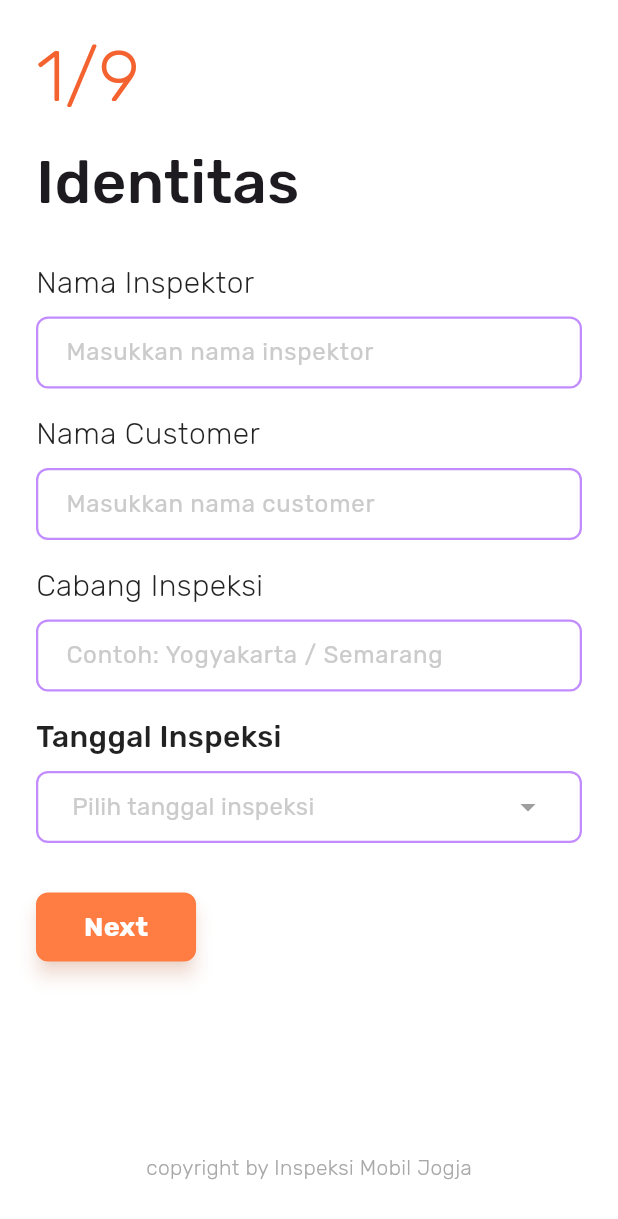
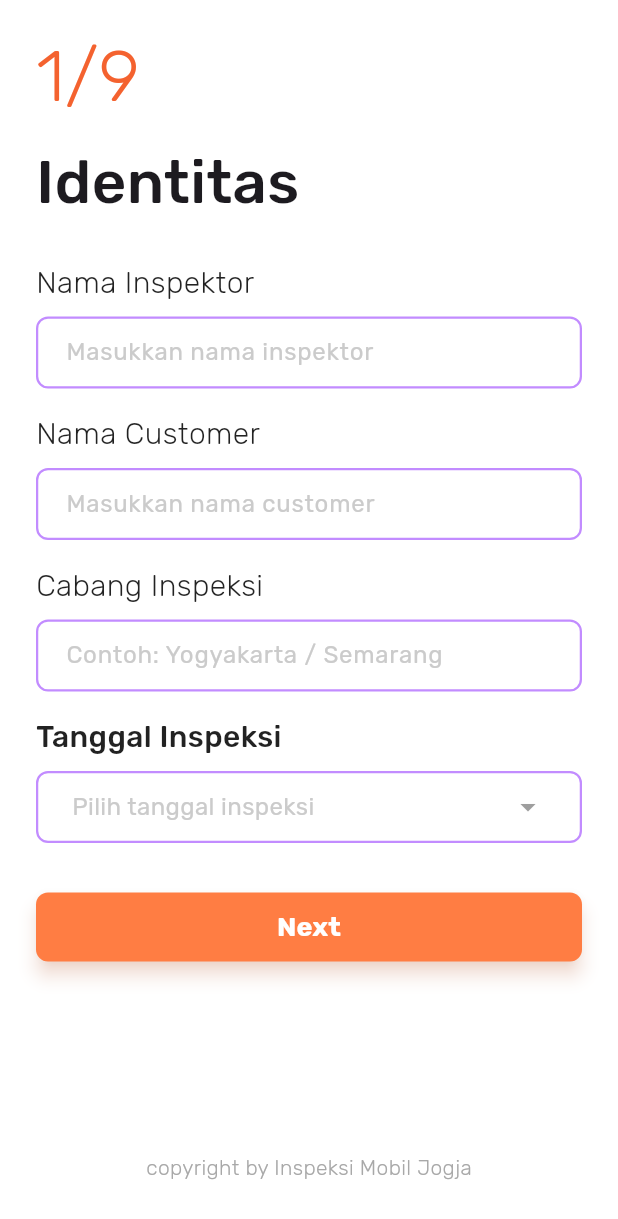
Before and after one commit to SjdnDzikran/form-app, a Flutter app: the screen it shows after launch, on a phone screen of 412 x 824 dp. Shown: the top 1219 px of the screen. Run offline on Flutter 3.47's test engine with Material 3 defaults, Android fonts, the phone set to English and light mode, and no system bars; our stand-ins replace google_fonts.

Commit message:
refactor layout

```diff
--- a/lib/widgets/common_layout.dart
+++ b/lib/widgets/common_layout.dart
@@ -15,16 +15,21 @@ class CommonLayout extends StatelessWidget {
 
   @override
   Widget build(BuildContext context) {
-    return Scaffold(
-      backgroundColor: Colors.white,
-      body: SafeArea(
-        child: Padding(
-          padding: pagePadding, // Apply standard padding
-          child: child, // Display the page-specific content
+    return GestureDetector(
+      onTap: () {
+        FocusScope.of(context).unfocus(); // Dismiss keyboard on tap outside
+      },
+      child: Scaffold(
+        backgroundColor: Colors.white,
+        body: SafeArea(
+          child: Padding(
+            padding: pagePadding,
+            child: child,
+          ),
         ),
+        // You can add other Scaffold elements here if needed globally,
+        // like a FloatingActionButton, BottomNavigationBar, Drawer, etc.
       ),
-      // You can add other Scaffold elements here if needed globally,
-      // like a FloatingActionButton, BottomNavigationBar, Drawer, etc.
     );
   }
 }
--- a/lib/widgets/labeled_date_field.dart
+++ b/lib/widgets/labeled_date_field.dart
@@ -95,8 +95,6 @@ class _LabeledDateFieldState extends State<LabeledDateField> {
 
     // Unfocus again after the picker is closed to prevent keyboard reappearing
     // on the previously focused text field.
-    FocusScope.of(context).unfocus();
-
     // Check if a date was actually picked and it's different
     if (picked != null && picked != _selectedDate) {
       // No need for another mounted check here as setState does it internally,
--- a/lib/widgets/navigation_button_row.dart
+++ b/lib/widgets/navigation_button_row.dart
@@ -47,7 +47,8 @@ class NavigationButtonRow extends StatelessWidget {
       children: [
         // --- Back Button (Conditionally Rendered) ---
         if (isBackButtonEnabled) // Only render if enabled
-          ElevatedButton(
+          Expanded(
+            child: ElevatedButton(
               // Use the provided callback
               onPressed: onBackPressed, // No need for ternary here as it won't render if disabled
               style: _baseButtonStyle.copyWith(
@@ -78,6 +79,7 @@ class NavigationButtonRow extends StatelessWidget {
             ),
             child: Text('Back', style: buttonTextStyle),
                     ),
+          ),
 
         // --- Spacer (Conditionally Rendered with Back Button) ---
         if (isBackButtonEnabled) // Only render spacer if back button is rendered
@@ -85,7 +87,8 @@ class NavigationButtonRow extends StatelessWidget {
 
         // --- Next/Submit Button ---
         // Removed Expanded wrapper to keep button's natural width
-        ElevatedButton(
+        Expanded(
+          child: ElevatedButton(
             onPressed: onNextPressed, // Always use the provided callback
             // Apply base style and override background/foreground explicitly for clarity
             style: _baseButtonStyle.copyWith(
@@ -105,6 +108,7 @@ class NavigationButtonRow extends StatelessWidget {
             //     : Text(nextButtonText, style: buttonTextStyle),
               child: Text(nextButtonText, style: buttonTextStyle),
           ),
+        ),
       ],
     );
   }
```
Lines whose indentation alone changed are shown as unchanged.
